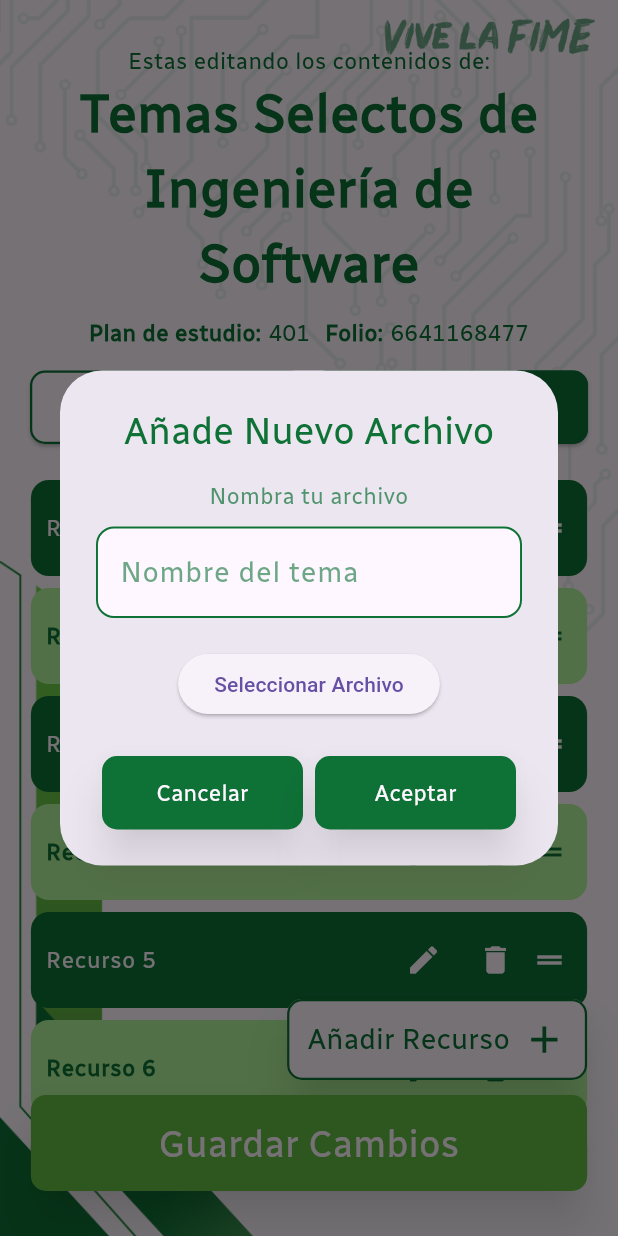
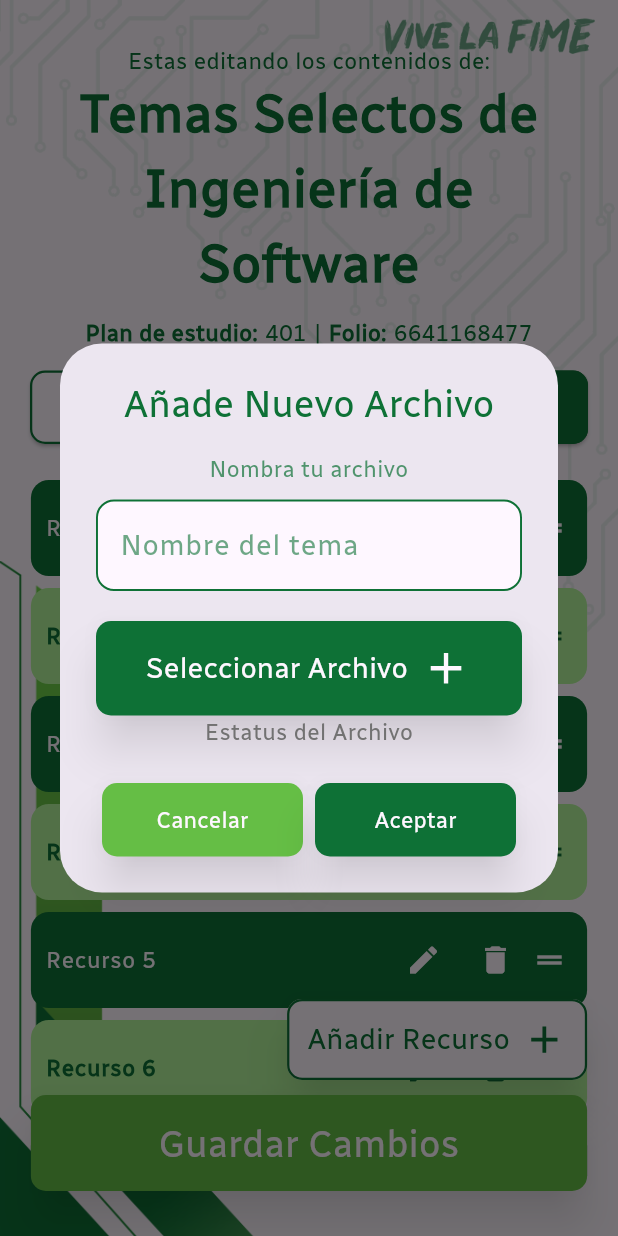
Before and after one commit to AntonioNoguera/project_atenea, a Flutter app: the SubjectModifyContentPage screen opened directly, after a tap on "Recursos", after a tap on "Añadir Recurso", on a phone screen of 412 x 824 dp. Run offline on Flutter 3.47's test engine with Material 3 defaults, Android fonts, the phone set to English and light mode, and no system bars; our stand-ins replace cloud_firestore, file_picker, firebase_core, flutter_colorpicker, flutter_svg, fluttertoast and 2 more; accounts and stored records are empty.

```diff
--- a/lib/src/presentation/pages/home/content_management/subject/manage_content/subject_modify_content_page.dart
+++ b/lib/src/presentation/pages/home/content_management/subject/manage_content/subject_modify_content_page.dart
@@ -152,7 +152,17 @@ class _SubjectModifyContentPageState extends State<SubjectModifyContentPage> {
                                   ),
                                 ),
 
-                                const SizedBox(width: 10.0,),
+                                const SizedBox(width: 5.0,),
+
+                                Text(
+                                  '|',
+                                  style: AppTextStyles.builder(
+                                    size: FontSizes.body2,
+                                    weight: FontWeights.light,
+                                  ),
+                                ),
+
+                                const SizedBox(width: 5.0,),
 
                                 Text(
                                   'Folio:',
--- a/lib/src/presentation/pages/home/content_management/subject/manage_content/widget/add_file_dialog.dart
+++ b/lib/src/presentation/pages/home/content_management/subject/manage_content/widget/add_file_dialog.dart
@@ -56,9 +56,24 @@ class AddFileDialog extends StatelessWidget {
                   inputNameText: 'Nombre del tema',
                 ),
                 const SizedBox(height: 20),
-                ElevatedButton(
+                AteneaButton(
                   onPressed: () => _pickFile(context),
-                  child: const Text('Seleccionar Archivo'),
+                  text: 'Seleccionar Archivo',
+                  svgIcon: 'assets/svg/add.svg',
+                  textStyle: AppTextStyles.builder(
+                    size: FontSizes.body1,
+                    color: AppColors.ateneaWhite,
+                    weight: FontWeights.regular,
+                  ),
+                ),
+
+                Text(
+                  'Estatus del Archivo',
+                  style: AppTextStyles.builder(
+                    color: AppColors.grayColor,
+                    weight: FontWeights.regular,
+                    size: FontSizes.body2
+                  ),
                 ),
               ],
             ),
@@ -70,6 +85,10 @@ class AddFileDialog extends StatelessWidget {
             onPressedCallback: () {
               Navigator.of(context).pop();
             },
+            buttonStyles: AteneaButtonStyles(
+              backgroundColor: AppColors.secondaryColor,
+              textColor: AppColors.ateneaWhite,
+            ),
           ),
           AteneaButtonCallback(
             textButton: 'Aceptar',
--- a/lib/src/presentation/pages/home/profile/my_profile_page.dart
+++ b/lib/src/presentation/pages/home/profile/my_profile_page.dart
@@ -29,7 +29,7 @@ class MyProfilePage extends StatelessWidget {
               style: AppTextStyles.builder(
                 color: AppColors.primaryColor,
                 size: FontSizes.h2,
-                weight: FontWeights.semibold,
+                weight: FontWeights.regular,
               ),
             ),
 
```
Also changed, not shown: lib/src/presentation/pages/home/content_management/academies/detail/academy_detail_page.dart (+10 -3 lines), lib/src/presentation/widgets/atenea_option_selector.dart (added, +18 -0 lines).
